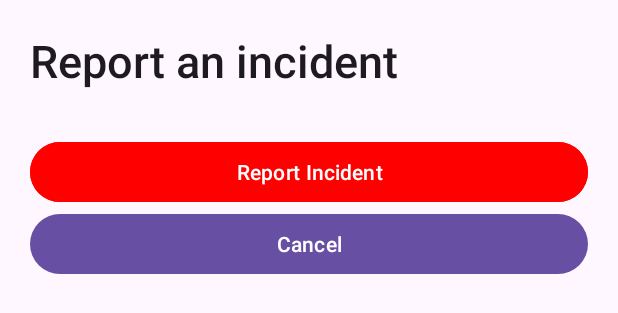
After one commit to samtack045/NightGuide, an Android app: the layout fragment_report_incident.xml on its own in the app's theme, with its tools: preview values and no code run, on a phone screen of 412 x 824 dp. The commit adds this screen. Shown: the top 313 px of the screen. Run offline under Robolectric (Android 15) with nearby library versions, the phone set to English and light mode, and no system bars.

Commit message:
can now report incidents, algorithm avoids them

```diff
--- a/app/build.gradle
+++ b/app/build.gradle
@@ -50,6 +50,7 @@ dependencies {
     implementation 'com.google.android.material:material:1.6.1'
     implementation 'androidx.constraintlayout:constraintlayout:2.1.4'
     implementation 'com.google.android.gms:play-services-maps:18.0.2'
+    implementation 'androidx.annotation:annotation:1.3.0'
     testImplementation 'junit:junit:4.13.2'
     androidTestImplementation 'androidx.test.ext:junit:1.1.3'
     androidTestImplementation 'androidx.test.espresso:espresso-core:3.4.0'
--- a/app/src/main/java/com/example/ng/ContactItemDatabase.kt
+++ b/app/src/main/java/com/example/ng/ContactItemDatabase.kt
@@ -5,10 +5,12 @@ import androidx.room.Database
 import androidx.room.Room
 import androidx.room.RoomDatabase
 
-@Database(entities = [ContactItem::class], version = 1, exportSchema = false)
+@Database(entities = [ContactItem::class, IncidentPoint::class], version = 2)
 abstract class ContactItemDatabase: RoomDatabase() {
 
     abstract fun contactItemDao(): ContactItemDao
+
+    abstract fun IPDao(): IPDao
 
     companion object {
         @Volatile
@@ -20,7 +22,7 @@ abstract class ContactItemDatabase: RoomDatabase() {
                     context.applicationContext,
                     ContactItemDatabase::class.java,
                     "contact_item_database"
-                ).build()
+                ).fallbackToDestructiveMigration().build()
                 INSTANCE = instance
                 instance
             }
--- a/app/src/main/java/com/example/ng/directionhelpers/PointsParser.kt
+++ b/app/src/main/java/com/example/ng/directionhelpers/PointsParser.kt
@@ -107,7 +107,7 @@ class PointsParser(mContext: TaskLoadedCallback, directionMode: String) :
             var count = 0
             for (p in points) {
                 for (c in unsafeReports) {
-                    if (SphericalUtil.computeDistanceBetween(p, c) < 50) {
+                    if (SphericalUtil.computeDistanceBetween(p, c) < 200) {
                         count++
                         break
                     }
--- /dev/null
+++ b/app/src/main/res/layout/fragment_report_incident.xml
@@ -0,0 +1,74 @@
+<?xml version="1.0" encoding="utf-8"?>
+<LinearLayout
+    android:orientation="vertical"
+    xmlns:android="http://schemas.android.com/apk/res/android"
+    xmlns:tools="http://schemas.android.com/tools"
+    android:layout_width="match_parent"
+    android:layout_height="wrap_content"
+    tools:context=".ReportIncidentSheet">
+
+    <TextView
+        android:id="@+id/locationTitle"
+        android:layout_width="match_parent"
+        android:layout_height="wrap_content"
+        android:text="Report an incident"
+        android:textSize="30sp"
+        android:layout_marginTop="20dp"
+        android:layout_marginStart="20dp"
+        style="@style/TextAppearance.AppCompat.Title"/>
+
+<!--    <com.google.android.material.textfield.TextInputLayout-->
+<!--        style="@style/ThemeOverlay.Material3.TextInputEditText.OutlinedBox.Dense"-->
+<!--        android:layout_width="match_parent"-->
+<!--        android:layout_height="wrap_content"-->
+<!--        android:layout_marginVertical="10dp"-->
+<!--        android:layout_marginHorizontal="20dp">-->
+
+<!--        <com.google.android.material.textfield.TextInputEditText-->
+<!--            android:layout_width="match_parent"-->
+<!--            android:layout_height="match_parent"-->
+<!--            android:id="@+id/name"-->
+<!--            android:hint="Name"/>-->
+
+<!--    </com.google.android.material.textfield.TextInputLayout>-->
+
+
+<!--    <com.google.android.material.textfield.TextInputLayout-->
+<!--        style="@style/ThemeOverlay.Material3.TextInputEditText.OutlinedBox.Dense"-->
+<!--        android:layout_width="match_parent"-->
+<!--        android:layout_height="wrap_content"-->
+<!--        android:layout_marginVertical="10dp"-->
+<!--        android:layout_marginHorizontal="20dp"-->
+<!--        >-->
+<!--        <com.google.android.material.textfield.TextInputEditText-->
+<!--            android:layout_width="match_parent"-->
+<!--            android:layout_height="match_parent"-->
+<!--            android:id="@+id/phoneNum"-->
+<!--            android:hint="PhoneNumber">-->
+
+<!--        </com.google.android.material.textfield.TextInputEditText>-->
+<!--    </com.google.android.material.textfield.TextInputLayout>-->
+
+
+    <com.google.android.material.button.MaterialButton
+        android:id="@+id/butReport"
+        android:layout_width="match_parent"
+        android:layout_height="wrap_content"
+        android:layout_gravity="center"
+        android:layout_marginHorizontal="20dp"
+        android:layout_marginTop="30dp"
+        android:backgroundTint="@color/red"
+        android:textColor="@color/white"
+        android:text="Report Incident"/>
+
+    <com.google.android.material.button.MaterialButton
+        android:id="@+id/butCancel"
+        android:layout_width="match_parent"
+        android:layout_height="wrap_content"
+        android:layout_gravity="center"
+        android:layout_marginHorizontal="20dp"
+        android:text="Cancel"/>
+
+
+
+</LinearLayout>
--- /dev/null
+++ b/app/src/main/res/values-land/dimens.xml
@@ -0,0 +1,3 @@
+<resources>
+    <dimen name="activity_horizontal_margin">48dp</dimen>
+</resources>
--- /dev/null
+++ b/app/src/main/res/values-w1240dp/dimens.xml
@@ -0,0 +1,3 @@
+<resources>
+    <dimen name="activity_horizontal_margin">200dp</dimen>
+</resources>
--- /dev/null
+++ b/app/src/main/res/values-w600dp/dimens.xml
@@ -0,0 +1,3 @@
+<resources>
+    <dimen name="activity_horizontal_margin">48dp</dimen>
+</resources>
--- /dev/null
+++ b/app/src/main/res/values/dimens.xml
@@ -0,0 +1,5 @@
+<resources>
+    <!-- Default screen margins, per the Android Design guidelines. -->
+    <dimen name="activity_horizontal_margin">16dp</dimen>
+    <dimen name="activity_vertical_margin">16dp</dimen>
+</resources>
```
Also changed, not shown: app/src/main/AndroidManifest.xml (+14 -10 lines), app/src/main/java/com/example/ng/IPDao.kt (added, +22 -0 lines), app/src/main/java/com/example/ng/IncidentPoint.kt (added, +20 -0 lines), app/src/main/java/com/example/ng/MapsActivity.kt (+67 -13 lines), app/src/main/java/com/example/ng/ReportIncidentSheet.kt (added, +81 -0 lines), app/src/main/res/values/strings.xml (+9 -0 lines).
